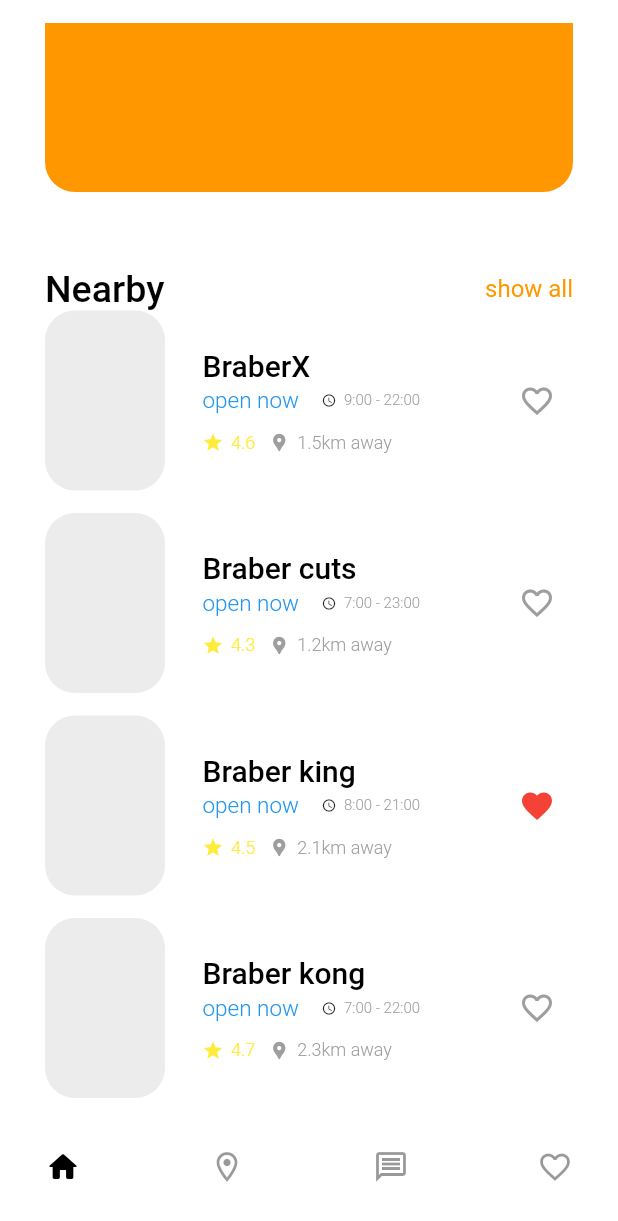
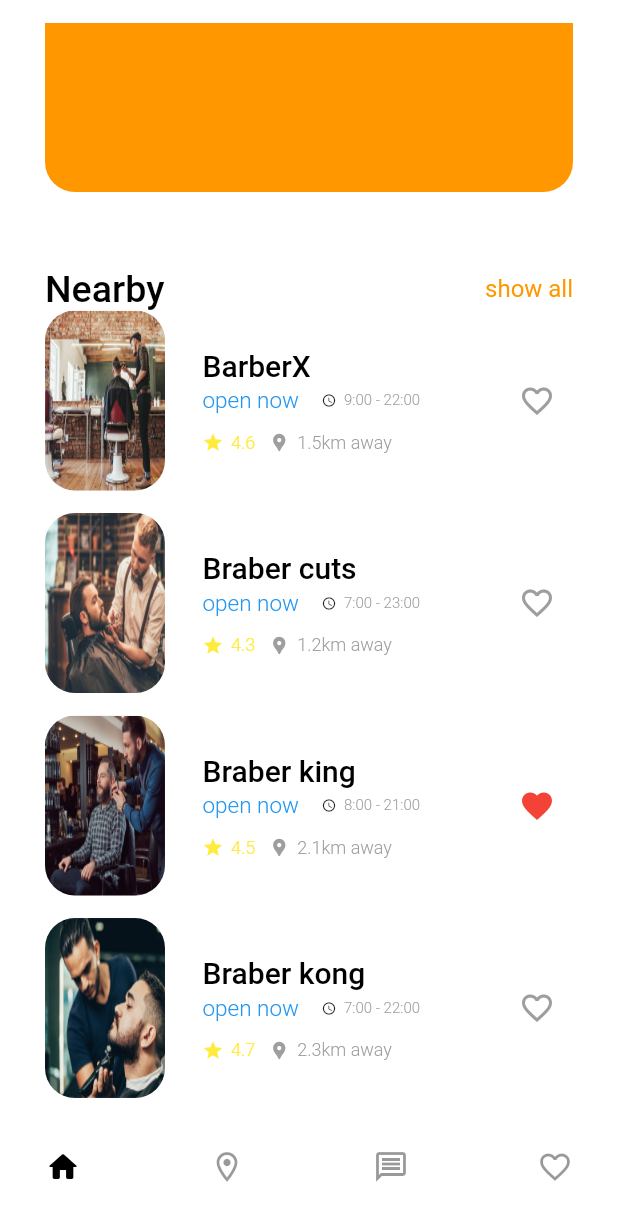
Before and after one commit to themanavshah/cuts, a Flutter app: the screen it shows after launch, scrolled down 576 dp, on a phone screen of 412 x 824 dp. Shown: the top 1221 px of the screen. Run offline on Flutter 3.47's test engine with Material 2 defaults, Android fonts, the light colour scheme and no system bars; our stand-ins replace flutter_riverpod.

Commit message:
wokring on making favs. more elegant

```diff
--- a/lib/dummy_data/barber_shops_data.dart
+++ b/lib/dummy_data/barber_shops_data.dart
@@ -3,6 +3,7 @@ class Barber {
   String openingTime;
   var rating;
   String distance;
+  String image;
   bool favorite = false;
 
   Barber({
@@ -11,16 +12,18 @@ class Barber {
     this.rating,
     this.distance,
     this.favorite,
+    this.image,
   });
 }
 
 List<Barber> barberslist = [
   Barber(
-    name: 'BraberX',
+    name: 'BarberX',
     openingTime: '9:00 - 22:00',
     rating: 4.6,
     distance: '1.5',
     favorite: false,
+    image: 'assets/barbers/barberX.png',
   ),
   Barber(
     name: 'Braber cuts ',
@@ -28,6 +31,7 @@ List<Barber> barberslist = [
     rating: 4.3,
     distance: '1.2',
     favorite: false,
+    image: 'assets/barbers/barbercuts.png',
   ),
   Barber(
     name: 'Braber king',
@@ -35,6 +39,7 @@ List<Barber> barberslist = [
     rating: 4.5,
     distance: '2.1',
     favorite: true,
+    image: 'assets/barbers/barberking.png',
   ),
   Barber(
     name: 'Braber kong',
@@ -42,6 +47,7 @@ List<Barber> barberslist = [
     rating: 4.7,
     distance: '2.3',
     favorite: false,
+    image: 'assets/barbers/barberkong.png',
   ),
   Barber(
     name: 'top cutter',
@@ -49,5 +55,6 @@ List<Barber> barberslist = [
     rating: 4.6,
     distance: '1.5',
     favorite: true,
+    image: 'assets/barbers/topcutter.png',
   ),
 ];
--- a/lib/widgets/barber_fav_widget.dart
+++ b/lib/widgets/barber_fav_widget.dart
@@ -23,6 +23,10 @@ class BarberFavWidget extends ConsumerWidget {
                 decoration: BoxDecoration(
                   borderRadius: BorderRadius.circular(20),
                   color: Colors.grey.withOpacity(0.2),
+                  image: DecorationImage(
+                    fit: BoxFit.fill,
+                    image: AssetImage(favlist.state[this.index].image),
+                  ),
                 ),
               ),
               SizedBox(width: 25),
--- a/lib/widgets/barber_widget.dart
+++ b/lib/widgets/barber_widget.dart
@@ -32,7 +32,17 @@ class _BarberWidgetState extends State<BarberWidget> {
                 decoration: BoxDecoration(
                   borderRadius: BorderRadius.circular(20),
                   color: Colors.grey.withOpacity(0.2),
+                  image: DecorationImage(
+                    fit: BoxFit.fill,
+                    image: AssetImage(barberslist[this.widget.index].image),
+                  ),
                 ),
+                // child: ClipRRect(
+                //   borderRadius: BorderRadius.circular(20),
+                //   child: Image(
+                //     image: AssetImage('assets/barbers/barberX.png'),
+                //   ),
+                // ),
               ),
               SizedBox(width: 25),
               Column(
--- a/pubspec.yaml
+++ b/pubspec.yaml
@@ -49,6 +49,7 @@ flutter:
   assets:
     - assets/actions/
     - assets/dummies/
+    - assets/barbers/
   #   - images/a_dot_ham.jpeg
 
   # An image asset can refer to one or more resolution-specific "variants", see
```
Also changed, not shown: lib/providers/state_provider.dart (+10 -1 lines), lib/screens/favorite_screen.dart (+2 -8 lines), lib/widgets/barber_widget2.dart (added, +138 -0 lines), assets/barbers/barberX.png (added), assets/barbers/barbercuts.png (added), assets/barbers/barberking.png (added), assets/barbers/barberkong.png (added), assets/barbers/topcutter.png (added).
